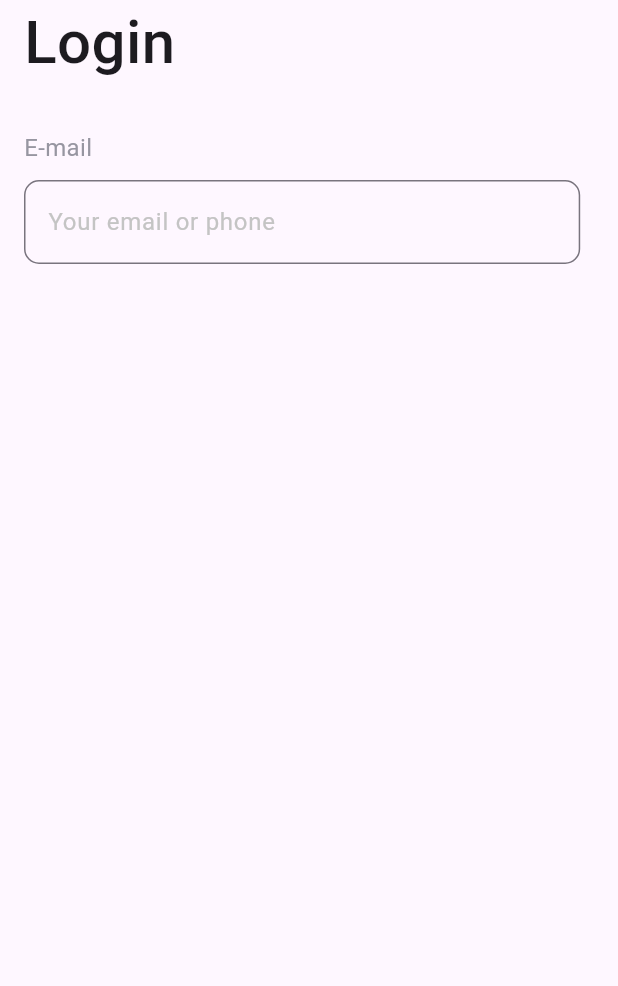
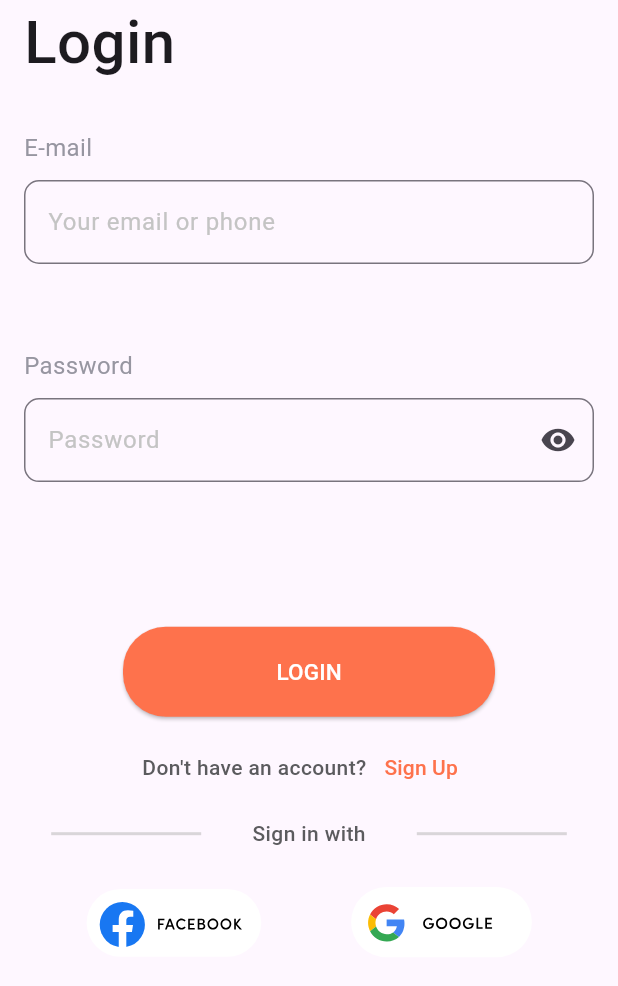
Before and after one commit to Diptanghsu-DC/huls-coffee-house, a Flutter app: the screen it shows after launch, on a phone screen of 412 x 824 dp. Shown: the top 986 px of the screen. Run offline on Flutter 3.47's test engine with Material 3 defaults, Android fonts, the phone set to English and light mode, and no system bars; our stand-ins replace flutter_svg.

Commit message:
login page ui created

```diff
--- a/lib/pages/login_ui/login_page.dart
+++ b/lib/pages/login_ui/login_page.dart
@@ -1,28 +1,53 @@
 import 'package:flutter/material.dart';
+import 'package:huls_coffee_house/pages/login_ui/widgets/buttons.dart';
+import 'package:huls_coffee_house/pages/login_ui/widgets/custom_field.dart';
 
-class LoginPage extends StatelessWidget {
+class LoginPage extends StatefulWidget {
   const LoginPage({super.key});
+
+  @override
+  State<LoginPage> createState() => _LoginPageState();
+}
+
+class _LoginPageState extends State<LoginPage> {
+  //password showing boolean
+  bool isObscure = true;
+
+  //function to show or hide password
+  void showPass() {
+    setState(() {
+      isObscure = !isObscure;
+    });
+  }
 
   @override
   Widget build(BuildContext context) {
     //screen size
     Size size = MediaQuery.of(context).size;
     double height = size.height;
-    double width = size.width;
     //constants
     double padding = 16.0;
     double lFontSize = 40.0;
     double gap = 30;
     double sFontSize = 16;
     Color fontColor = const Color.fromRGBO(151, 150, 161, 1);
+    Color fontColor2 = const Color.fromRGBO(91, 91, 94, 1);
+    Color lineColor = const Color.fromRGBO(179, 179, 179, 0.5);
     double sGap = 10;
     double fieldHeight = height * 0.1;
-    double fieldWidth = width * 0.9;
+    double lGap = 70.0;
+    double buttonHeight = 60;
+    double buttonWidth = 248;
+    Color buttonColor = const Color.fromRGBO(254, 114, 76, 1);
+    double lineHeight = 2;
+    double lineWidth = 100;
     return Scaffold(
       body: SafeArea(
         child: SingleChildScrollView(
           child: Form(
             child: Column(
+              children: [
+                Column(
                   crossAxisAlignment: CrossAxisAlignment.start,
                   children: [
                     Padding(
@@ -47,23 +72,104 @@ class LoginPage extends StatelessWidget {
                       height: sGap,
                     ),
                     Padding(
-                  padding: EdgeInsets.only(left: padding),
+                      padding: EdgeInsets.only(left: padding, right: padding),
                       child: SizedBox(
                           height: fieldHeight,
-                    width: fieldWidth,
-                    child: TextField(
-                      decoration: InputDecoration(
-                          hintStyle: TextStyle(
-                              color: Color.fromRGBO(196, 196, 196, 1)),
+                          child: CustomField(
                             hintText: "Your email or phone",
-                          border: OutlineInputBorder(
-                              borderRadius: BorderRadius.circular(10),
-                              borderSide: BorderSide(
-                                  width: 0.5,
-                                  color: Color.fromRGBO(238, 238, 238, 1)))),
+                          )),
+                    ),
+                    SizedBox(
+                      height: gap,
+                    ),
+                    Padding(
+                      padding: EdgeInsets.only(left: padding),
+                      child: Text(
+                        "Password",
+                        style: TextStyle(color: fontColor, fontSize: sFontSize),
                       ),
                     ),
+                    SizedBox(
+                      height: sGap,
                     ),
+                    Padding(
+                      padding: EdgeInsets.only(left: padding, right: padding),
+                      child: SizedBox(
+                          height: fieldHeight,
+                          child: CustomField(
+                            hintText: "Password",
+                            obscureText: isObscure ? true : false,
+                            suffixIcon: IconButton(
+                                onPressed: () => showPass(),
+                                icon: isObscure
+                                    ? const Icon(Icons.visibility)
+                                    : const Icon(Icons.visibility_off)),
+                          )),
+                    ),
+                    SizedBox(
+                      height: lGap,
+                    ),
+                  ],
+                ),
+                SizedBox(
+                  height: buttonHeight,
+                  width: buttonWidth,
+                  child: const CustomButton(
+                    text: 'LOGIN',
+                  ),
+                ),
+                SizedBox(
+                  height: sGap,
+                ),
+                Row(
+                  mainAxisAlignment: MainAxisAlignment.center,
+                  children: [
+                    Text(
+                      "Don't have an account?",
+                      style: TextStyle(
+                          color: fontColor2, fontWeight: FontWeight.w500),
+                    ),
+                    TextButton(
+                        onPressed: () {},
+                        child: Text(
+                          "Sign Up",
+                          style: TextStyle(color: buttonColor),
+                        ))
+                  ],
+                ),
+                SizedBox(
+                  height: sGap,
+                ),
+                Row(
+                  mainAxisAlignment: MainAxisAlignment.spaceEvenly,
+                  children: [
+                    Container(
+                      color: lineColor,
+                      height: lineHeight,
+                      width: lineWidth,
+                    ),
+                    Text(
+                      "Sign in with",
+                      style: TextStyle(
+                          color: fontColor2, fontWeight: FontWeight.w500),
+                    ),
+                    Container(
+                      color: lineColor,
+                      height: lineHeight,
+                      width: lineWidth,
+                    ),
+                  ],
+                ),
+                SizedBox(
+                  height: sGap,
+                ),
+                const Row(
+                  mainAxisAlignment: MainAxisAlignment.center,
+                  children: [
+                    FBButton(),
+                    GoogleButton()
+                  ],
+                )
               ],
             ),
           ),
--- /dev/null
+++ b/lib/pages/login_ui/widgets/buttons.dart
@@ -0,0 +1,60 @@
+import 'package:flutter/material.dart';
+import 'package:flutter_svg/flutter_svg.dart';
+
+class CustomButton extends StatelessWidget {
+  const CustomButton({super.key, required this.text});
+
+  final String text;
+
+  @override
+  Widget build(BuildContext context) {
+    //constants
+    double buttonRadius = 28.5;
+    Color buttonColor = const Color.fromRGBO(254, 114, 76, 1);
+    double fontSize = 15;
+    return ElevatedButton(
+        onPressed: () {},
+        style: ButtonStyle(
+            shape: MaterialStatePropertyAll(RoundedRectangleBorder(
+                borderRadius: BorderRadius.circular(buttonRadius))),
+            backgroundColor:
+                MaterialStatePropertyAll(buttonColor)),
+        child: Text(
+          text,
+          style: TextStyle(
+              color: Colors.white, fontSize: fontSize, fontWeight: FontWeight.w500),
+        ));
+  }
+}
+
+class FBButton extends StatelessWidget {
+  const FBButton({super.key});
+
+  @override
+  Widget build(BuildContext context) {
+    //width
+    double buttonWidth = 175;
+    return InkWell(
+        onTap: () {},
+        child: SvgPicture.asset(
+          'assets/images/FB.svg',
+          width: buttonWidth,
+        ));
+  }
+}
+
+class GoogleButton extends StatelessWidget {
+  const GoogleButton({super.key});
+
+  @override
+  Widget build(BuildContext context) {
+    //width
+    double buttonWidth = 150;
+    return InkWell(
+        onTap: () {},
+        child: SvgPicture.asset(
+          'assets/images/google.svg',
+          width: buttonWidth,
+        ));
+  }
+}
--- /dev/null
+++ b/lib/pages/login_ui/widgets/custom_field.dart
@@ -0,0 +1,43 @@
+import 'package:flutter/material.dart';
+
+class CustomField extends StatelessWidget {
+  String? hintText;
+  TextEditingController? controller;
+  int? maxLength;
+  Widget? suffixIcon;
+  bool obscureText;
+
+  CustomField({
+    super.key,
+    this.hintText,
+    this.controller,
+    this.maxLength,
+    this.suffixIcon,
+    this.obscureText = false,
+  });
+
+  @override
+  Widget build(BuildContext context) {
+    //constants
+    Color hintFontColor = const Color.fromRGBO(196, 196, 196, 1);
+    Color borderColor = const Color.fromRGBO(254, 114, 76, 1);
+    double radius = 10;
+    return TextField(
+      obscureText: obscureText,
+      controller: controller,
+      maxLength: maxLength,
+      decoration: InputDecoration(
+          suffixIcon: suffixIcon,
+          hintStyle: TextStyle(color: hintFontColor),
+          hintText: hintText,
+          border: OutlineInputBorder(
+              borderRadius: BorderRadius.circular(radius),
+              borderSide: BorderSide(color: hintFontColor)),
+          focusedBorder: OutlineInputBorder(
+              borderSide: BorderSide(
+                color: borderColor,
+              ),
+              borderRadius: BorderRadius.circular(radius))),
+    );
+  }
+}
--- a/pubspec.yaml
+++ b/pubspec.yaml
@@ -35,6 +35,7 @@ dependencies:
   # The following adds the Cupertino Icons font to your application.
   # Use with the CupertinoIcons class for iOS style icons.
   cupertino_icons: ^1.0.2
+  flutter_svg: ^2.0.8
 
 dev_dependencies:
   flutter_test:
@@ -59,7 +60,8 @@ flutter:
   uses-material-design: true
 
   # To add assets to your application, add an assets section, like this:
-  # assets:
+  assets:
+    - assets/images/
   #   - images/a_dot_burr.jpeg
   #   - images/a_dot_ham.jpeg
 
```
Also changed, not shown: assets/images/FB.svg (added), assets/images/google.svg (added), pubspec.lock. Lines whose indentation alone changed are shown as unchanged.
